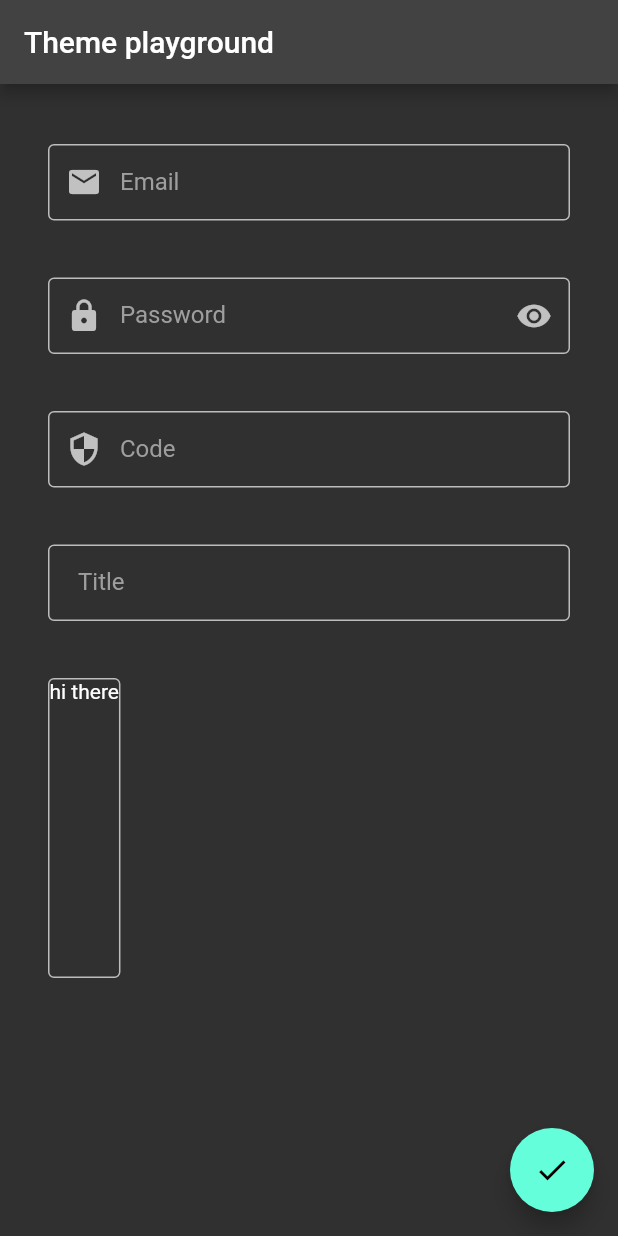
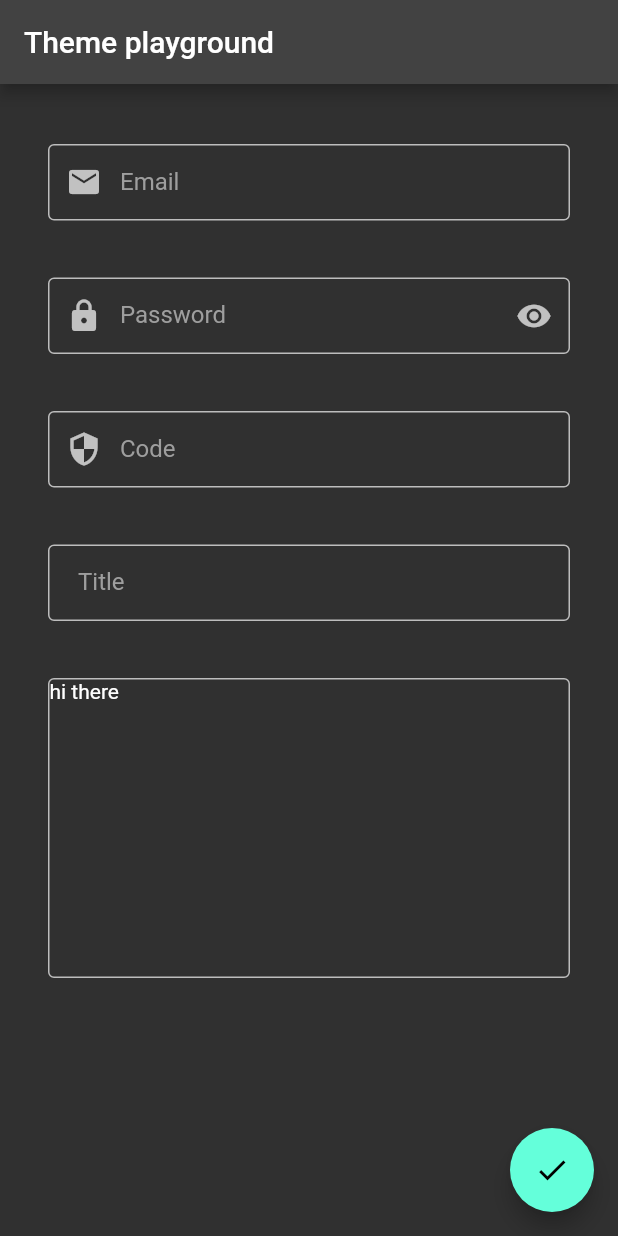
Before and after one commit to dorontal/flutter_themes, a Flutter app: the screen it shows after launch, on a phone screen of 412 x 824 dp. Run offline on Flutter 3.47's test engine with Material 2 defaults, Android fonts, the phone set to English and light mode, and no system bars; our stand-ins replace flutter_hooks.

Commit message:
about to change titled_border

```diff
--- a/lib/constants/theme_data.dart
+++ b/lib/constants/theme_data.dart
@@ -6,6 +6,7 @@ final themeData = ThemeData(
     brightness: Brightness.dark,
     // primarySwatch: Colors.yellow,
     // primaryColor: const Color(0xff64ffda),
+    textTheme: const TextTheme(bodyText1: TextStyle(color: Colors.white)),
     inputDecorationTheme: InputDecorationTheme(
       // contentPadding: const EdgeInsets.all(16),
       contentPadding: const EdgeInsets.fromLTRB(20, 16, 20, 16),
--- a/lib/widgets/titled_border.dart
+++ b/lib/widgets/titled_border.dart
@@ -1,4 +1,6 @@
 import 'package:flutter/material.dart';
+
+// see: https://stackoverflow.com/questions/57978545
 
 class TitledBorder extends StatelessWidget {
   final String title;
@@ -46,6 +48,7 @@ class TitledBorder extends StatelessWidget {
         */
         Container(
           height: 200,
+          width: double.infinity,
 //          constraints: const BoxConstraints.expand(),
           // width: 200,
           decoration: BoxDecoration(
```
